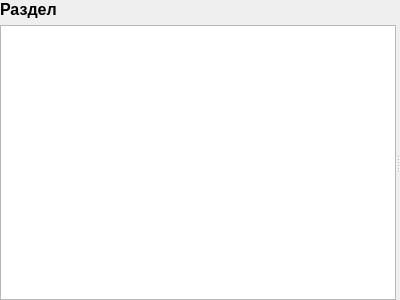
Above: training/trainingform.ui from TheMrButcher/offline-mentor before the change. Below: the same form after it.
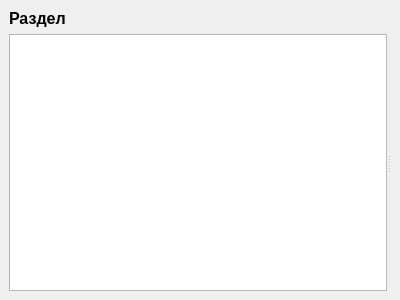
That is the form after the change.

What changed in the file:
```diff
--- a/training/trainingform.ui
+++ b/training/trainingform.ui
@@ -15,16 +15,16 @@
   </property>
   <layout class="QVBoxLayout" name="verticalLayout_3">
    <property name="leftMargin">
-    <number>0</number>
+    <number>9</number>
    </property>
    <property name="topMargin">
-    <number>0</number>
+    <number>9</number>
    </property>
    <property name="rightMargin">
-    <number>0</number>
+    <number>9</number>
    </property>
    <property name="bottomMargin">
-    <number>0</number>
+    <number>9</number>
    </property>
    <item>
     <widget class="QLabel" name="titleLabel">
```
